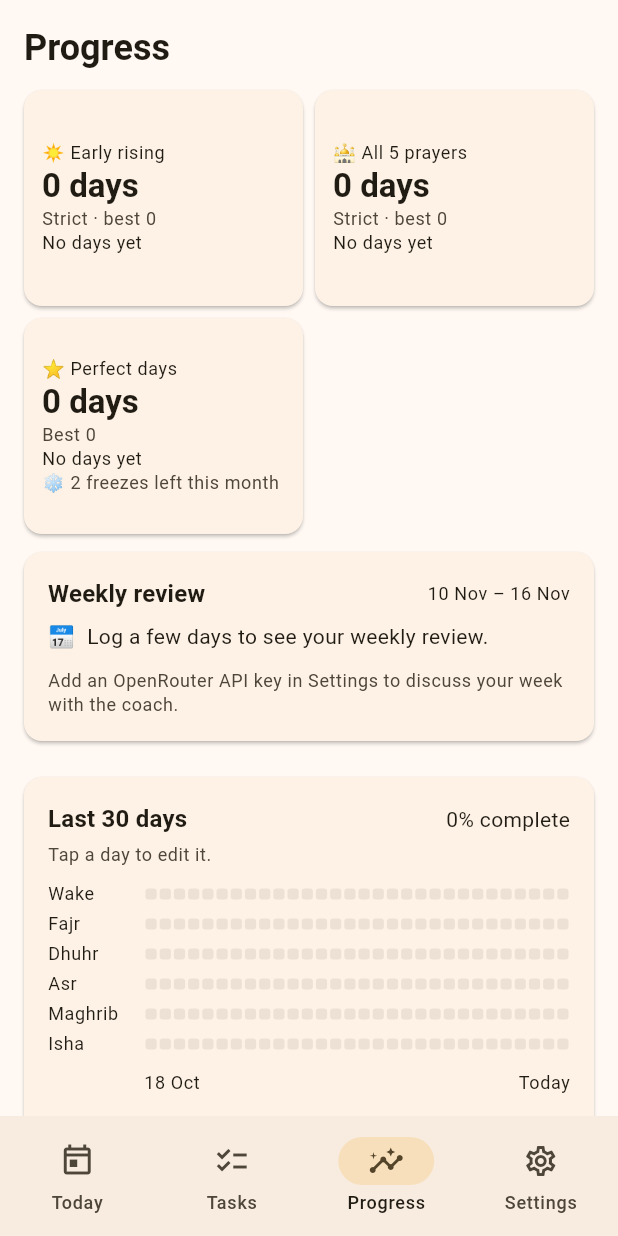
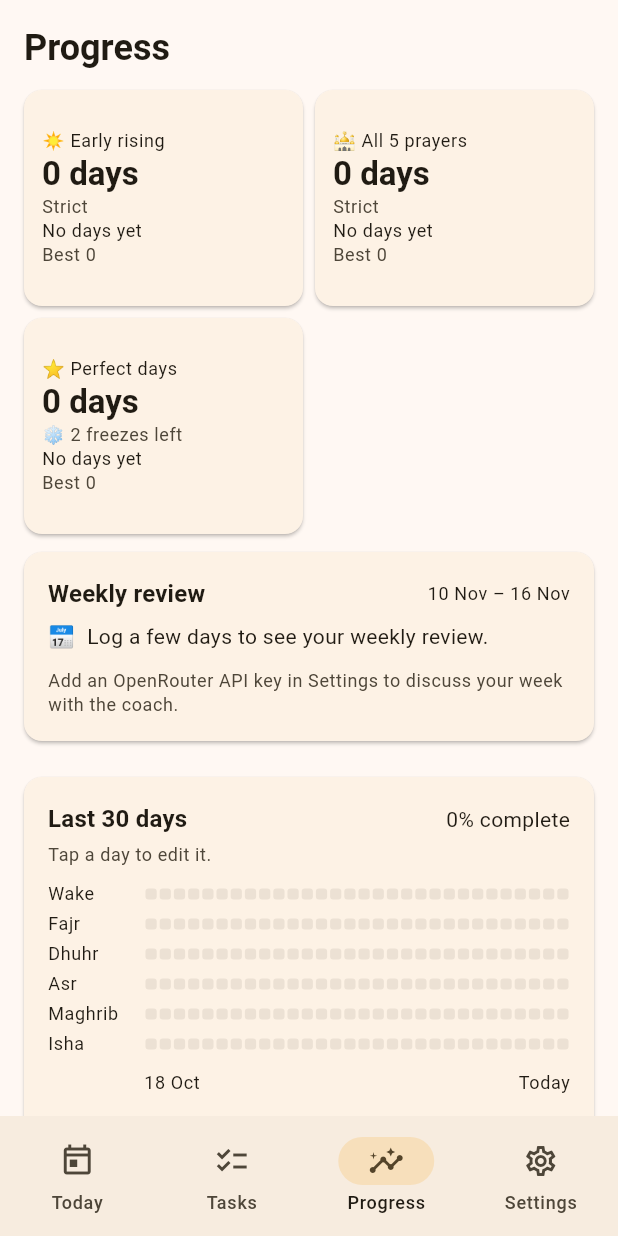
Before and after one commit to ismailfarisi/habbit_tracker, a Flutter app: the screen it shows after launch, item 3 of the bottom bar chosen, on a phone screen of 412 x 824 dp. Run offline on Flutter 3.47's test engine with Material 3 defaults, Android fonts, the phone set to English and light mode, and no system bars; our stand-ins replace adhan, flutter_local_notifications, flutter_secure_storage, flutter_timezone, flutter_tts, geolocator and 3 more; missing offline and left inert: a2ui_agent, a2ui_core, a2ui_flutter, json_schema_builder.

Commit message:
Progress: keep streak tile lines short on narrow screens
Co-Authored-By: Devin AI <158243242+devin-ai-integration[bot]@users.noreply.github.com>

```diff
--- a/lib/screens/stats_screen.dart
+++ b/lib/screens/stats_screen.dart
@@ -147,14 +147,13 @@ class StreakTile extends StatelessWidget {
             Text(data.label, maxLines: 1, overflow: TextOverflow.ellipsis, style: t.textTheme.bodySmall),
             Text('$n ${n == 1 ? 'day' : 'days'}', style: t.textTheme.titleLarge?.copyWith(fontWeight: FontWeight.bold)),
             Text(
-              freezes == null ? '${data.rule} · best ${data.info.best}' : 'Best ${data.info.best}',
+              freezes == null ? data.rule : '❄️ $freezes ${freezes == 1 ? 'freeze' : 'freezes'} left',
               maxLines: 1,
               overflow: TextOverflow.ellipsis,
               style: muted,
             ),
             Text(c.total == 0 ? 'No days yet' : '${c.done} of last ${c.total}', style: t.textTheme.bodySmall),
-            if (freezes != null)
-              Text('❄️ $freezes ${freezes == 1 ? 'freeze' : 'freezes'} left this month', maxLines: 1, overflow: TextOverflow.ellipsis, style: muted),
+            Text('Best ${data.info.best}', maxLines: 1, overflow: TextOverflow.ellipsis, style: muted),
           ]),
         ),
       ),
```
Also changed, not shown: 1 other file.
